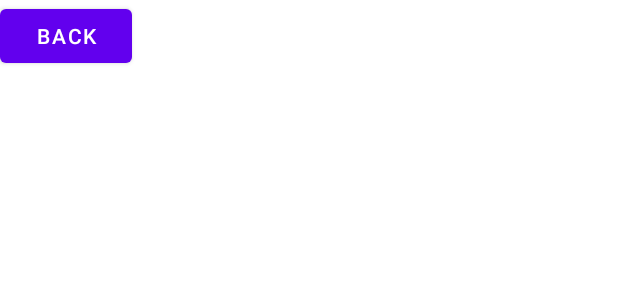
After one commit to Bisht13/COVID-19-India, an Android app: the layout activity_precautions.xml on its own in the app's theme, with its tools: preview values and no code run, on a phone screen of 412 x 824 dp. The commit adds this screen. Shown: the top 300 px of the screen. Run offline under Robolectric (Android 15) with nearby library versions, the phone set to English and light mode, and no system bars; network calls fail.

Commit message:
Adding Precautions & Tester Activities

```diff
--- a/app/src/main/AndroidManifest.xml
+++ b/app/src/main/AndroidManifest.xml
@@ -11,7 +11,9 @@
         android:roundIcon="@mipmap/ic_launcher_round"
         android:supportsRtl="true"
         android:theme="@style/AppTheme">
-        <activity android:name=".NewsActivity"></activity>
+        <activity android:name=".TesterActivity"></activity>
+        <activity android:name=".PrecautionsActivity" />
+        <activity android:name=".NewsActivity" />
         <activity android:name=".MainActivity">
             <intent-filter>
                 <action android:name="android.intent.action.MAIN" />
--- /dev/null
+++ b/app/src/main/res/layout/activity_precautions.xml
@@ -0,0 +1,14 @@
+<?xml version="1.0" encoding="utf-8"?>
+<RelativeLayout xmlns:android="http://schemas.android.com/apk/res/android"
+    xmlns:app="http://schemas.android.com/apk/res-auto"
+    xmlns:tools="http://schemas.android.com/tools"
+    android:layout_width="match_parent"
+    android:layout_height="match_parent"
+    tools:context=".PrecautionsActivity">
+
+    <Button
+        android:id="@+id/backbutton"
+        android:layout_width="wrap_content"
+        android:layout_height="wrap_content"
+        android:text="Back" />
+</RelativeLayout>
```
Also changed, not shown: app/src/main/java/com/adityabisht/covid_19india/MainActivity.java (+22 -0 lines), app/src/main/java/com/adityabisht/covid_19india/PrecautionsActivity.java (added, +30 -0 lines), app/src/main/java/com/adityabisht/covid_19india/TesterActivity.java (added, +30 -0 lines), app/src/main/res/layout/activity_tester.xml (added, +14 -0 lines).
